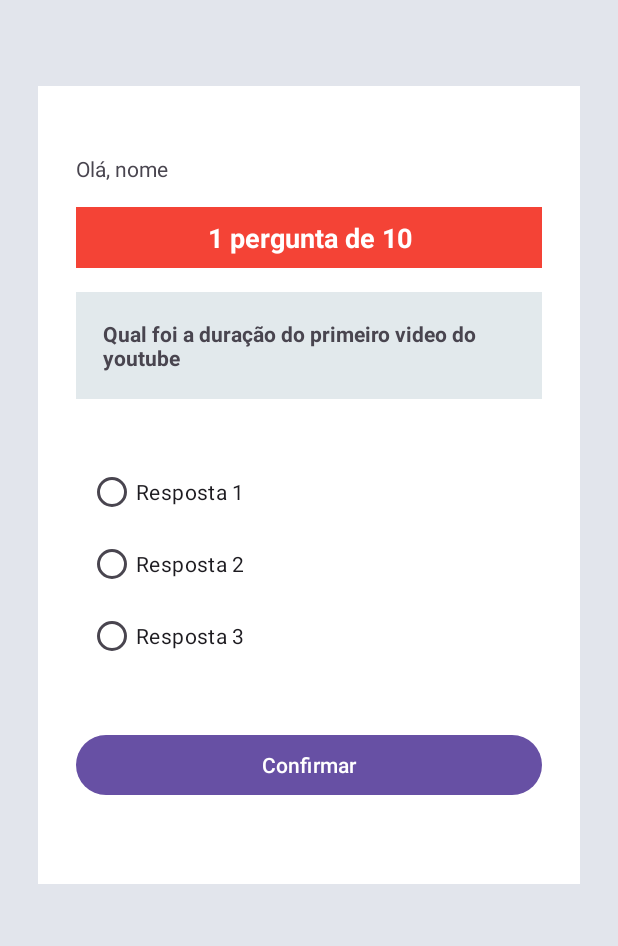
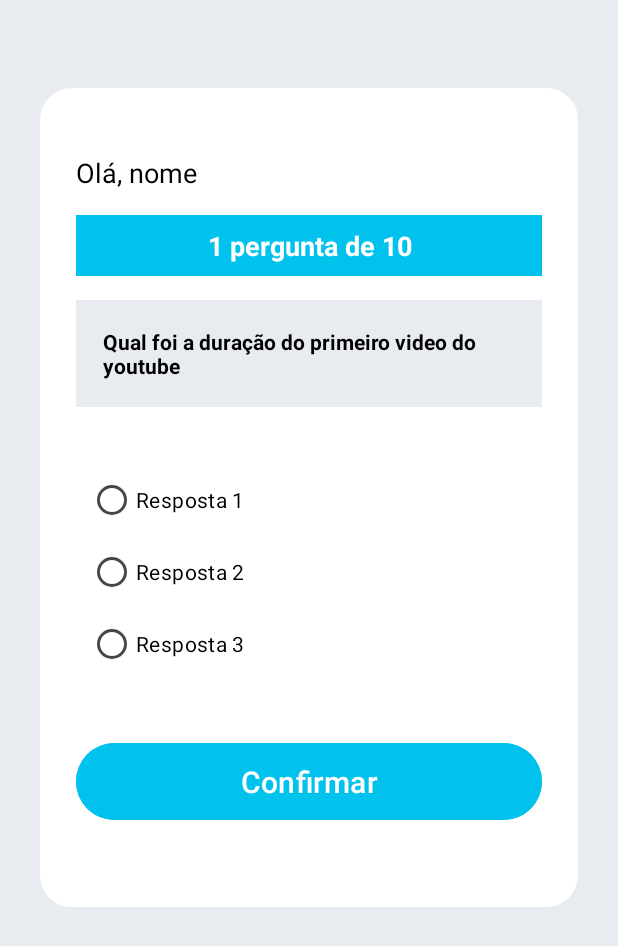
Before and after one commit to AlmirRamos/Quiz, an Android app: the layout activity_perguntas.xml on its own in the app's theme, with its tools: preview values and no code run, on a phone screen of 412 x 824 dp. Shown: the top 946 px of the screen. Run offline under Robolectric (Android 15) with nearby library versions, the phone set to English and light mode, and no system bars.

Commit message:
Atualizando layouts, cores e temas

```diff
--- /dev/null
+++ b/app/src/main/res/drawable/shape_background.xml
@@ -0,0 +1,10 @@
+<?xml version="1.0" encoding="utf-8"?>
+<shape xmlns:android="http://schemas.android.com/apk/res/android">
+
+    <corners android:radius="22dp" />
+    <stroke
+        android:width="1dp"
+        android:color="@color/color_background" />
+    <solid android:color="@color/white" />
+
+</shape>
--- a/app/src/main/res/layout/activity_main.xml
+++ b/app/src/main/res/layout/activity_main.xml
@@ -20,7 +20,7 @@
         <LinearLayout
             android:layout_width="match_parent"
             android:layout_height="wrap_content"
-            android:background="@color/white"
+            android:background="@drawable/shape_background"
             android:gravity="center"
             android:padding="25dp"
             android:orientation="vertical">
@@ -34,6 +34,7 @@
                 android:textStyle="bold"
                 android:textSize="32sp"
                 android:textAlignment="center"
+                android:textColor="@color/black"
                 android:fontFamily="cursive"
                 android:layout_marginTop="30dp"/>
 
@@ -43,7 +44,8 @@
                 android:layout_height="wrap_content"
                 android:layout_marginTop="30dp"
                 android:text="Bem vindo"
-                android:textSize="18sp"/>
+                android:textSize="18sp"
+                android:textColor="@color/black"/>
 
             <com.google.android.material.textfield.TextInputLayout
                 android:layout_width="match_parent"
@@ -67,10 +69,11 @@
                 android:layout_height="wrap_content"
                 android:padding="14dp"
                 android:layout_marginVertical="20dp"
-                android:backgroundTint="@color/red"
+                android:backgroundTint="@color/color_primary"
                 android:text="Concluir"
                 android:textSize="20sp"
-                android:textStyle="bold"/>
+                android:textStyle="bold"
+                android:textColor="@color/white"/>
 
         </LinearLayout>
     </LinearLayout>
--- a/app/src/main/res/layout/activity_perguntas.xml
+++ b/app/src/main/res/layout/activity_perguntas.xml
@@ -19,7 +19,7 @@
             android:layout_width="match_parent"
             android:layout_height="wrap_content"
             android:layout_marginTop="32dp"
-            android:background="@color/white"
+            android:background="@drawable/shape_background"
             android:orientation="vertical"
             android:padding="25dp"
             app:layout_constraintEnd_toEndOf="parent"
@@ -32,14 +32,16 @@
                 android:layout_width="wrap_content"
                 android:layout_height="wrap_content"
                 android:layout_marginTop="20dp"
-                android:text="Olá, nome" />
+                android:text="Olá, nome"
+                android:textColor="@color/black"
+                android:textSize="18sp"/>
 
             <TextView
                 android:id="@+id/textView3"
                 android:layout_width="match_parent"
                 android:layout_height="wrap_content"
                 android:layout_marginVertical="16dp"
-                android:background="@color/red"
+                android:background="@color/color_primary"
                 android:gravity="center"
                 android:padding="8dp"
                 android:text="1 pergunta de 10"
@@ -54,7 +56,8 @@
                 android:background="@color/color_background"
                 android:padding="18dp"
                 android:text="Qual foi a duração do primeiro video do youtube"
-                android:textStyle="bold" />
+                android:textStyle="bold"
+                android:textColor="@color/black"/>
 
             <RadioGroup
                 android:layout_width="match_parent"
@@ -66,19 +69,22 @@
                     android:id="@+id/radioButton1"
                     android:layout_width="match_parent"
                     android:layout_height="wrap_content"
-                    android:text="Resposta 1" />
+                    android:text="Resposta 1"
+                    android:textColor="@color/black"/>
 
                 <RadioButton
                     android:id="@+id/radioButton2"
                     android:layout_width="match_parent"
                     android:layout_height="wrap_content"
-                    android:text="Resposta 2 " />
+                    android:text="Resposta 2"
+                    android:textColor="@color/black"/>
 
                 <RadioButton
                     android:id="@+id/radioButton3"
                     android:layout_width="match_parent"
                     android:layout_height="wrap_content"
-                    android:text="Resposta 3" />
+                    android:text="Resposta 3"
+                    android:textColor="@color/black"/>
             </RadioGroup>
 
             <Button
@@ -86,7 +92,11 @@
                 android:layout_width="match_parent"
                 android:layout_height="wrap_content"
                 android:layout_marginVertical="30dp"
-                android:text="Confirmar" />
+                android:backgroundTint="@color/color_primary"
+                android:padding="12dp"
+                android:text="Confirmar"
+                android:textSize="20sp"
+                android:textColor="@color/white"/>
         </LinearLayout>
     </androidx.constraintlayout.widget.ConstraintLayout>
 </androidx.core.widget.NestedScrollView>
--- a/app/src/main/res/values-night/themes.xml
+++ b/app/src/main/res/values-night/themes.xml
@@ -3,5 +3,11 @@
     <style name="Base.Theme.Quiz" parent="Theme.Material3.DayNight.NoActionBar">
         <!-- Customize your dark theme here. -->
         <!-- <item name="colorPrimary">@color/my_dark_primary</item> -->
+        <item name="colorPrimary">@color/color_primary</item>
+        <item name="colorOnPrimary">@color/color_primary</item>
+
+        <item name="colorSecondary">@color/color_secondary</item>
+
+        <item name="android:statusBarColor">@color/color_primary</item>
     </style>
 </resources>
--- a/app/src/main/res/values/colors.xml
+++ b/app/src/main/res/values/colors.xml
@@ -3,6 +3,7 @@
     <color name="black">#FF000000</color>
     <color name="white">#FFFFFFFF</color>
 
-    <color name="color_background">#6DBBCCD3</color>
-    <color name="red">#F44336</color>
+    <color name="color_background">#e8ebef</color>
+    <color name="color_primary">#00C2EC</color>
+    <color name="color_secondary">#475980</color>
 </resources>
--- a/app/src/main/res/values/themes.xml
+++ b/app/src/main/res/values/themes.xml
@@ -3,6 +3,13 @@
     <style name="Base.Theme.Quiz" parent="Theme.Material3.DayNight.NoActionBar">
         <!-- Customize your light theme here. -->
         <!-- <item name="colorPrimary">@color/my_light_primary</item> -->
+
+        <item name="colorPrimary">@color/color_primary</item>
+        <item name="colorOnPrimary">@color/color_secondary</item>
+
+        <item name="colorSecondary">@color/color_secondary</item>
+
+        <item name="android:statusBarColor">@color/color_primary</item>
     </style>
 
     <style name="Theme.Quiz" parent="Base.Theme.Quiz" />
```
